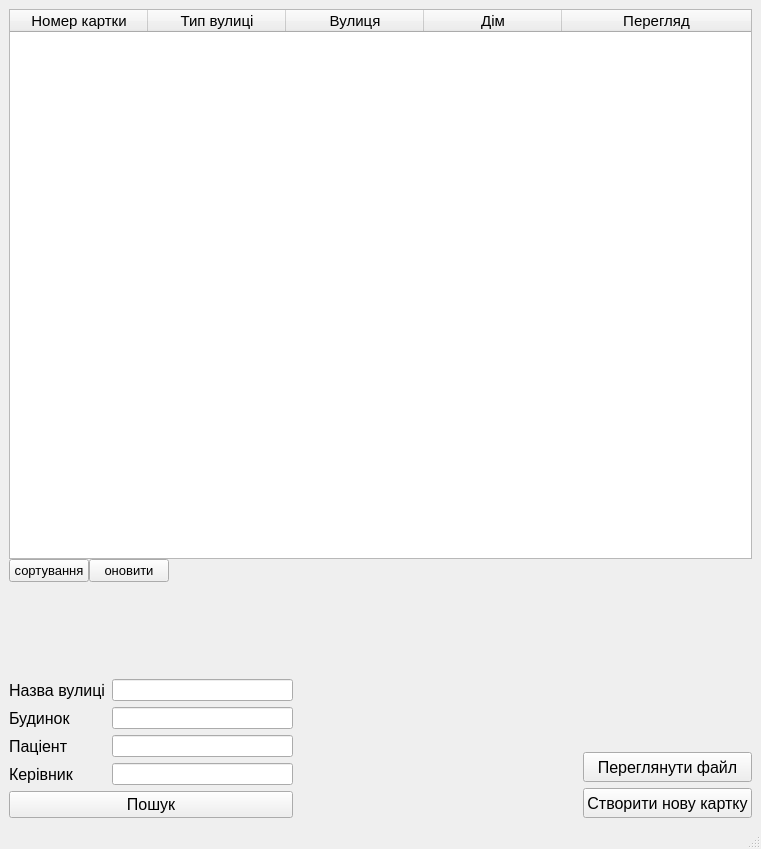
Above: MainForm.ui from LiquorProg/katalog before the change. Below: the same form after it.
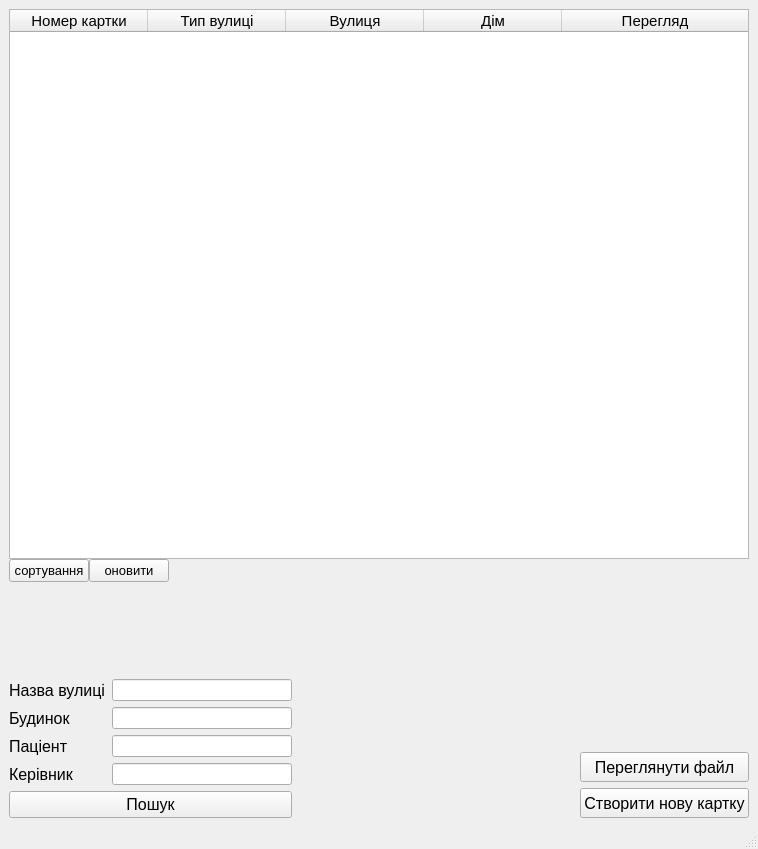
That is the form after the change.

Diff of the .ui file:
```diff
--- a/MainForm.ui
+++ b/MainForm.ui
@@ -6,7 +6,7 @@
    <rect>
     <x>0</x>
     <y>0</y>
-    <width>761</width>
+    <width>758</width>
     <height>849</height>
    </rect>
   </property>
```
Left out of the diff: 2 changed lines with no effect on the pictures.
